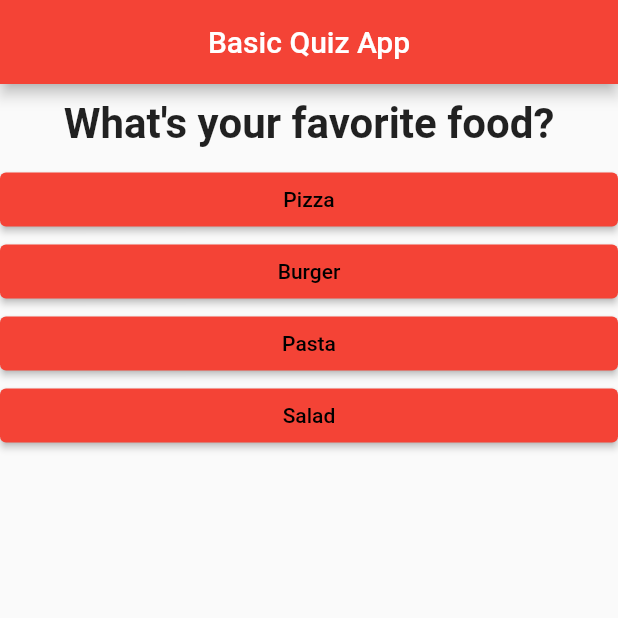
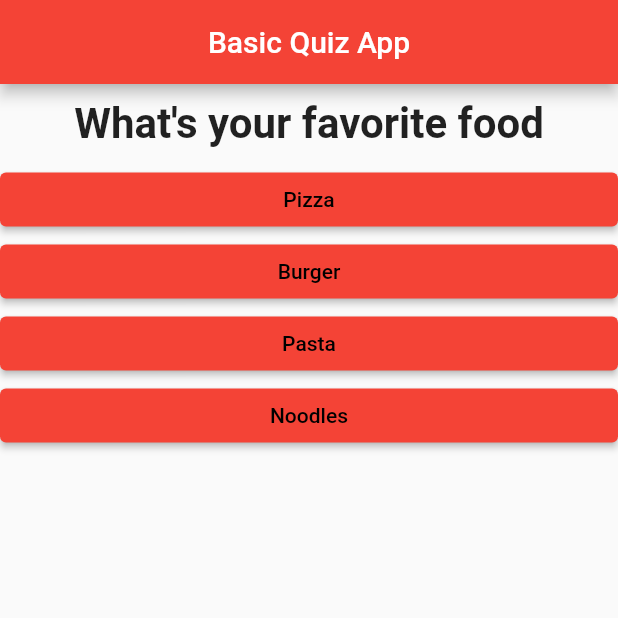
Before and after one commit to guvenkarabulut/flutter-mini-quiz-app, a Flutter app: the screen it shows after launch, after a tap on "Black", after a tap on "Snake", on a phone screen of 412 x 824 dp, the top half of it. Run offline on Flutter 3.47's test engine with Material 2 defaults, Android fonts, the phone set to English and light mode, and no system bars.

Commit message:
Some Corrections.

```diff
--- a/lib/main.dart
+++ b/lib/main.dart
@@ -1,7 +1,7 @@
 import 'package:flutter/material.dart';
-import './question.dart';
-import './answer.dart';
 
+import './quiz.dart';
+import './result.dart';
 /* void main() {
   runApp(myApp());
 } */
@@ -15,13 +15,60 @@ class myApp extends StatefulWidget {
   }
 }
 
+final _questions = const [
+  {
+    'questionText': 'What\'s your favorite color?',
+    'answers': [
+      {'text': 'Black', 'score': 10},
+      {'text': 'Red', 'score': 5},
+      {'text': 'Green', 'score': 3},
+      {'text': 'White', 'score': 1}
+    ]
+  },
+  {
+    'questionText': 'What\'s your favorite animal?',
+    'answers': [
+      {'text': 'Rabbit', 'score': 3},
+      {'text': 'Snake', 'score': 11},
+      {'text': 'Elephant', 'score': 5},
+      {'text': 'Lion', 'score': 9}
+    ]
+  },
+  {
+    'questionText': 'What\'s your favorite food',
+    'answers': [
+      {'text': 'Pizza', 'score': 10},
+      {'text': 'Burger', 'score': 4},
+      {'text': 'Pasta', 'score': 9},
+      {'text': 'Noodles', 'score': 1}
+    ]
+  },
+  {
+    'questionText': 'What\'s your favorite drink',
+    'answers': [
+      {'text': 'Coke', 'score': 10},
+      {'text': 'Pepsi', 'score': 4},
+      {'text': 'Fanta', 'score': 9},
+      {'text': 'Sprite', 'score': 1}
+    ]
+  },
+];
+
 class _myAppState extends State<myApp> {
   var _questionIndex = 0;
-  void _answerQuestion() {
+  var _totalScore = 0;
+
+  void _resetQuiz() {
     setState(() {
-      if (_questionIndex == 3) {
-        _questionIndex = 0;
-      } else {
+      _questionIndex = 0;
+      _totalScore = 0;
+    });
+  }
+
+  void _answerQuestion(int score) {
+    _totalScore += score;
+    setState(() {
+      if (_questionIndex != _questions.length) {
         _questionIndex = _questionIndex + 1;
       }
     });
@@ -29,24 +76,6 @@ class _myAppState extends State<myApp> {
 
   @override
   Widget build(BuildContext context) {
-    var questions = [
-      {
-        'questionText': 'What\'s your favorite color?',
-        'answers': ['Black', 'Red', 'Green', 'White']
-      },
-      {
-        'questionText': 'What\'s your favorite animal?',
-        'answers': ['Rabbit', 'Snake', 'Elephant', 'Lion'],
-      },
-      {
-        'questionText': 'What\'s your favorite food?',
-        'answers': ['Pizza', 'Burger', 'Pasta', 'Salad'],
-      },
-      {
-        'questionText': 'What\'s your favorite drink?',
-        'answers': ['Coke', 'Pepsi', 'Fanta', 'Sprite'],
-      }
-    ];
     return MaterialApp(
       home: Scaffold(
         appBar: AppBar(
@@ -54,14 +83,13 @@ class _myAppState extends State<myApp> {
           centerTitle: true,
           backgroundColor: Colors.red,
         ),
-        body: Column(
-          children: [
-            Question(questions[_questionIndex]['questionText']),
-            ...(questions[_questionIndex]['answers'] as List<String>).map((e) {
-              return Answer(_answerQuestion, e);
-            }).toList()
-          ],
-        ),
+        body: _questionIndex < _questions.length
+            ? Quiz(
+                answerQuestion: _answerQuestion,
+                questionIndex: _questionIndex,
+                questions: _questions,
+              )
+            : Result(_totalScore, _resetQuiz),
       ),
     );
   }
--- /dev/null
+++ b/lib/quiz.dart
@@ -0,0 +1,29 @@
+import 'package:flutter/src/widgets/framework.dart';
+import 'package:flutter/material.dart';
+
+import 'answer.dart';
+import 'question.dart';
+
+class Quiz extends StatelessWidget {
+  final List<Map<String, Object>> questions;
+  final int questionIndex;
+  final Function answerQuestion;
+
+  Quiz(
+      {@required this.answerQuestion,
+      @required this.questions,
+      @required this.questionIndex});
+
+  @override
+  Widget build(BuildContext context) {
+    return Column(
+      children: [
+        Question(questions[questionIndex]['questionText']),
+        ...(questions[questionIndex]['answers'] as List<Map<String, Object>>)
+            .map((e) {
+          return Answer(() => answerQuestion(e['score']), e['text']);
+        }).toList()
+      ],
+    );
+  }
+}
```
Also changed, not shown: lib/result.dart (added, +43 -0 lines).
